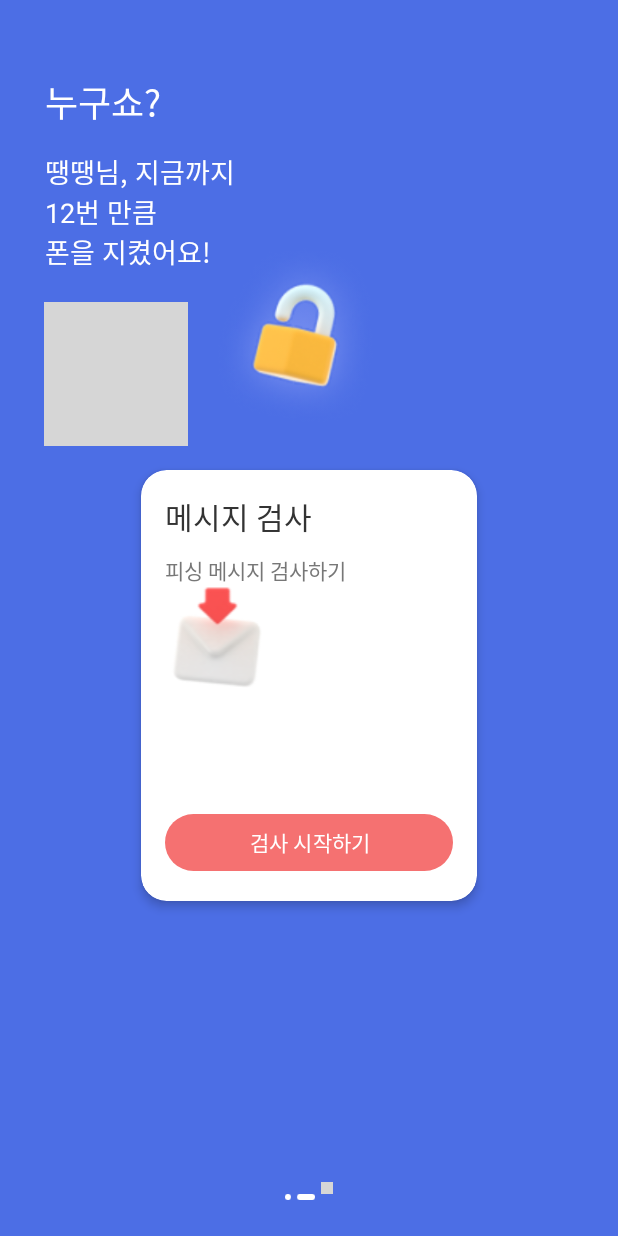
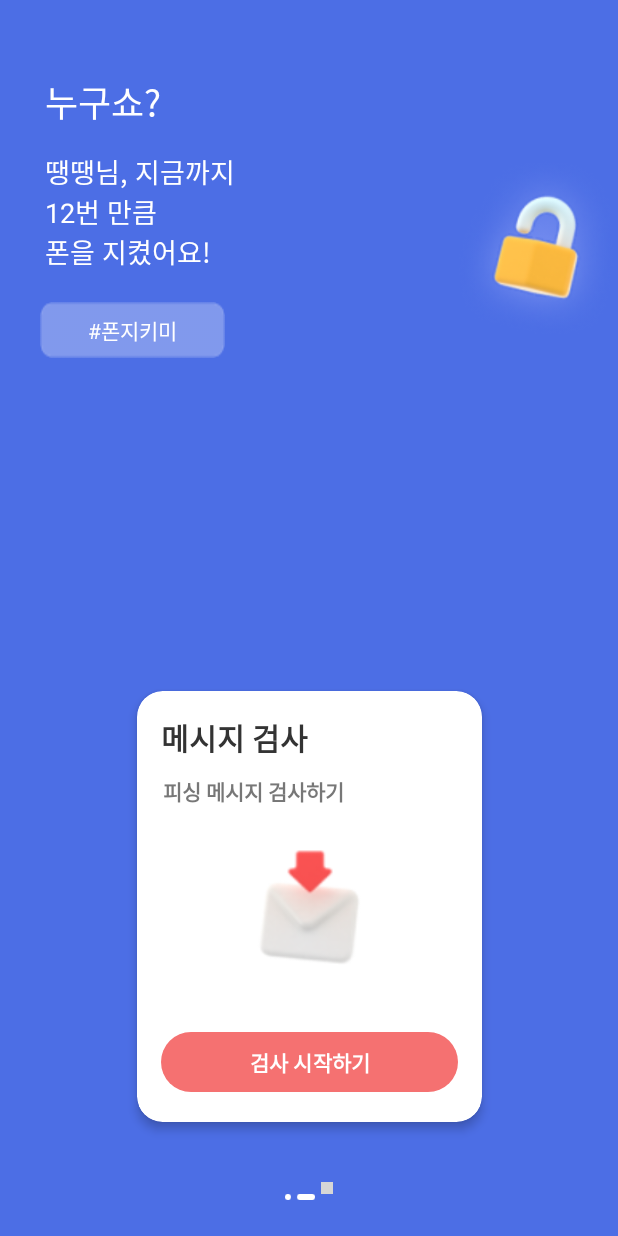
Before and after one commit to Cl-PaaS/FrontEnd, an Android app: the screen it shows after launch (MainActivity), on a phone screen of 412 x 824 dp. Run offline under Robolectric (Android 15) with nearby library versions, the phone set to English and light mode, and no system bars; libraries missing offline, so code that uses them is left out: com.google.firebase.installations; 4 statements that could not run were skipped; grey boxes are pictures that could not be loaded.

Commit message:
Update Main xml UI

```diff
--- a/app/src/main/res/layout/activity_main.xml
+++ b/app/src/main/res/layout/activity_main.xml
@@ -7,9 +7,8 @@
     android:background="#4C6EE5">
 
     <!-- Title and Description -->
-
     <TextView
-        android:id="@+id/titleTextView"
+        android:id="@+id/mainTitleTextView"
         android:layout_width="wrap_content"
         android:layout_height="wrap_content"
         android:layout_marginStart="30dp"
@@ -24,9 +23,21 @@
         app:layout_constraintStart_toStartOf="parent"
         app:layout_constraintTop_toTopOf="parent" />
 
-    <!-- Hash Tag and Lock Icon -->
+<!--    <ImageView-->
+<!--        android:id="@+id/mainTitleImageView"-->
+<!--        android:layout_width="wrap_content"-->
+<!--        android:layout_height="wrap_content"-->
+<!--        android:layout_marginStart="30dp"-->
+<!--        android:layout_marginTop="50dp"-->
+<!--        android:src="@drawable/nugushow_white"-->
+<!--        android:gravity="center"-->
+<!--        app:layout_constraintEnd_toEndOf="parent"-->
+<!--        app:layout_constraintHorizontal_bias="0.0"-->
+<!--        app:layout_constraintStart_toStartOf="parent"-->
+<!--        app:layout_constraintTop_toTopOf="parent" />-->
+
     <TextView
-        android:id="@+id/descriptionTextView"
+        android:id="@+id/mainDescriptionTextView"
         android:layout_width="wrap_content"
         android:layout_height="wrap_content"
         android:layout_marginTop="15dp"
@@ -37,7 +48,7 @@
         app:layout_constraintEnd_toEndOf="parent"
         app:layout_constraintHorizontal_bias="0.106"
         app:layout_constraintStart_toStartOf="parent"
-        app:layout_constraintTop_toBottomOf="@+id/titleTextView" />
+        app:layout_constraintTop_toBottomOf="@+id/mainTitleTextView" />
 
     <TextView
         android:id="@+id/hashTagTextView"
@@ -53,84 +64,104 @@
         app:layout_constraintEnd_toEndOf="parent"
         app:layout_constraintHorizontal_bias="0.092"
         app:layout_constraintStart_toStartOf="parent"
-        app:layout_constraintTop_toBottomOf="@+id/descriptionTextView" />
+        app:layout_constraintTop_toBottomOf="@+id/mainDescriptionTextView" />
+
+    <!-- Card View for Message Check -->
 
     <ImageView
         android:id="@+id/lockIcon"
-        android:layout_marginBottom="10dp"
         android:layout_width="130dp"
         android:layout_height="130dp"
+        android:layout_marginStart="144dp"
+        android:layout_marginBottom="10dp"
         android:src="@drawable/lockin"
         app:layout_constraintBottom_toBottomOf="@+id/hashTagTextView"
-        app:layout_constraintStart_toEndOf="@+id/hashTagTextView"
-        android:layout_marginStart="8dp"/>
-
-
-    <!-- Cards for Actions -->
-
-    <!-- Page Indicator -->
+        app:layout_constraintStart_toEndOf="@+id/hashTagTextView" />
 
     <androidx.cardview.widget.CardView
         android:id="@+id/card1"
-        android:layout_width="224dp"
+        android:layout_width="230dp"
         android:layout_height="287dp"
-        android:layout_margin="16dp"
         app:cardCornerRadius="17dp"
         app:cardElevation="4dp"
+        app:layout_constraintBottom_toTopOf="@+id/pageIndicator"
+        app:layout_constraintStart_toStartOf="parent"
         app:layout_constraintEnd_toEndOf="parent"
-        app:layout_constraintStart_toStartOf="parent"
-        app:layout_constraintTop_toBottomOf="@+id/hashTagTextView">
+        android:layout_marginBottom="40dp">
 
-        <LinearLayout
-            android:layout_width="224dp"
+        <!-- 내부 ConstraintLayout -->
+        <androidx.constraintlayout.widget.ConstraintLayout
+            android:layout_width="230dp"
             android:layout_height="287dp"
-            android:orientation="vertical"
-
             android:padding="16dp">
 
+            <!-- 텍스트 제목 -->
             <TextView
+                android:id="@+id/cardTitleTextView"
                 android:layout_width="wrap_content"
                 android:layout_height="wrap_content"
                 android:text="메시지 검사"
+                android:textStyle="bold"
                 android:textColor="#333333"
-                android:textSize="20sp" />
+                android:textSize="20sp"
+                app:layout_constraintTop_toTopOf="parent"
+                app:layout_constraintStart_toStartOf="parent" />
 
+            <!-- 설명 텍스트 -->
             <TextView
+                android:id="@+id/cardDescriptionTextView"
                 android:layout_width="wrap_content"
                 android:layout_height="wrap_content"
                 android:layout_marginTop="10dp"
+                android:layout_marginRight="75dp"
                 android:text="피싱 메시지 검사하기"
+                android:textStyle="bold"
                 android:textColor="#777777"
-                android:textSize="14sp" />
+                android:textSize="14sp"
+                app:layout_constraintTop_toBottomOf="@+id/cardTitleTextView"
+                app:layout_constraintStart_toStartOf="parent"
+                app:layout_constraintEnd_toEndOf="parent"/>
 
+            <!-- 이미지 -->
+
+            <!-- 검사 시작 버튼 -->
 
             <ImageView
-                android:layout_width="70dp"
-                android:layout_height="wrap_content"
-                android:src="@drawable/message_icon" />
+                android:id="@+id/messageImageView"
+                android:layout_width="80dp"
+                android:layout_height="77dp"
+                android:layout_marginTop="28dp"
+                android:src="@drawable/message_icon"
+                app:layout_constraintEnd_toEndOf="parent"
+                app:layout_constraintStart_toStartOf="parent"
+                app:layout_constraintTop_toBottomOf="@+id/cardDescriptionTextView" />
 
             <com.google.android.material.button.MaterialButton
+                android:id="@+id/startButton"
                 android:layout_width="match_parent"
                 android:layout_height="wrap_content"
-                android:layout_marginTop="80dp"
+                android:layout_marginTop="40dp"
                 android:text="검사 시작하기"
+                android:textStyle="bold"
                 android:textColor="#FFFFFF"
-                app:backgroundTint="#F57171" />
+                app:backgroundTint="#F57171"
+                app:layout_constraintBottom_toBottomOf="parent"
+                app:layout_constraintStart_toStartOf="parent"
+                app:layout_constraintEnd_toEndOf="parent"/>
 
-
-        </LinearLayout>
+        </androidx.constraintlayout.widget.ConstraintLayout>
     </androidx.cardview.widget.CardView>
 
-
+    <!-- Page Indicator -->
     <LinearLayout
         android:id="@+id/pageIndicator"
         android:layout_width="wrap_content"
         android:layout_height="wrap_content"
         android:orientation="horizontal"
+        android:layout_marginBottom="16dp"
         app:layout_constraintBottom_toBottomOf="parent"
         app:layout_constraintStart_toStartOf="parent"
-        app:layout_constraintEnd_toEndOf="parent"
-        android:layout_marginBottom="16dp">
+        app:layout_constraintEnd_toEndOf="parent">
 
         <ImageView
             android:layout_width="20dp"
```
Also changed, not shown: app/src/main/res/drawable/tag_background.png (added).
